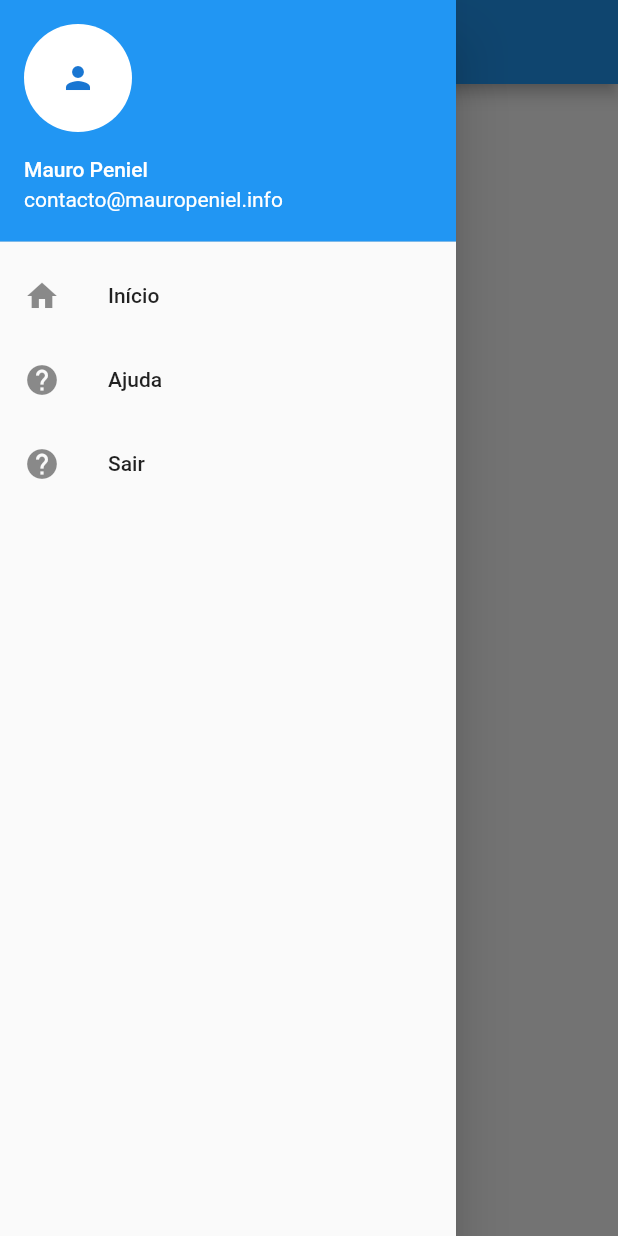
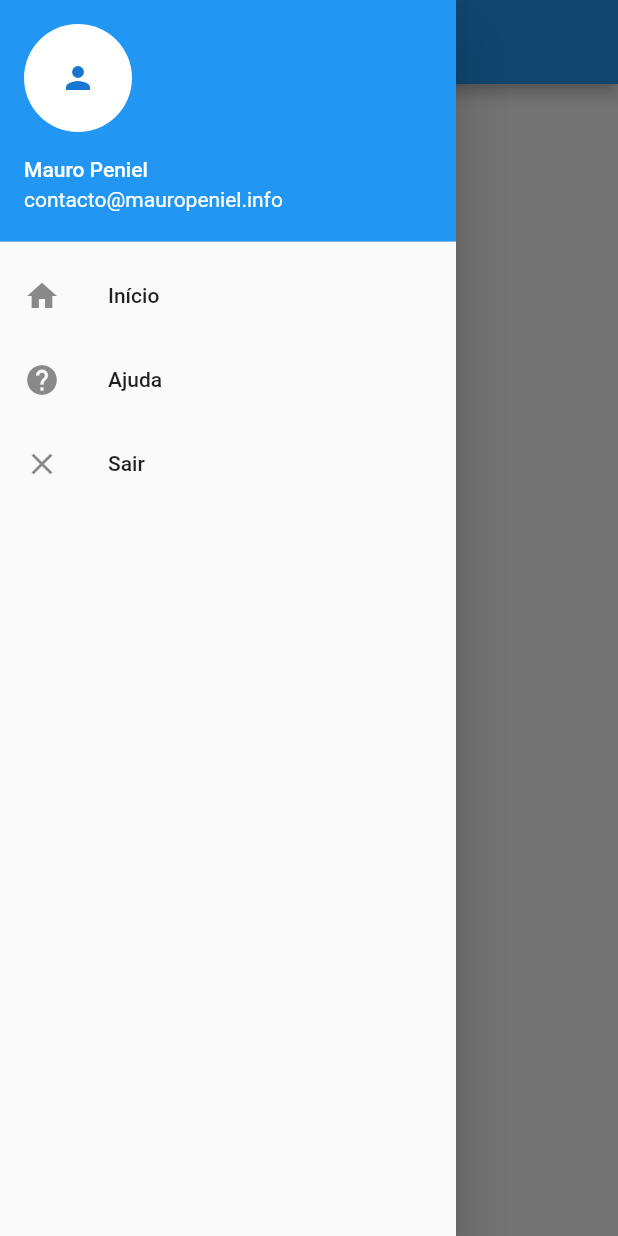
Before and after one commit to restenPiz/Play_video-Flutter, a Flutter app: the screen it shows after launch, with the side drawer open, on a phone screen of 412 x 824 dp. Run offline on Flutter 3.47's test engine with Material 2 defaults, Android fonts, the phone set to English and light mode, and no system bars; our stand-ins replace video_player; network calls fail.

Commit message:
Add a new button to close the application

```diff
--- a/play_video_app/lib/firstScreen.dart
+++ b/play_video_app/lib/firstScreen.dart
@@ -90,7 +90,7 @@ class _FirstScreenState extends State<FirstScreen> {
               },
             ),
             ListTile(
-              leading: Icon(Icons.help),
+              leading: Icon(Icons.close),
               title: Text('Sair'),
               onTap: () {
                 // Navegar para a tela inicial ou qualquer outra tela
```
